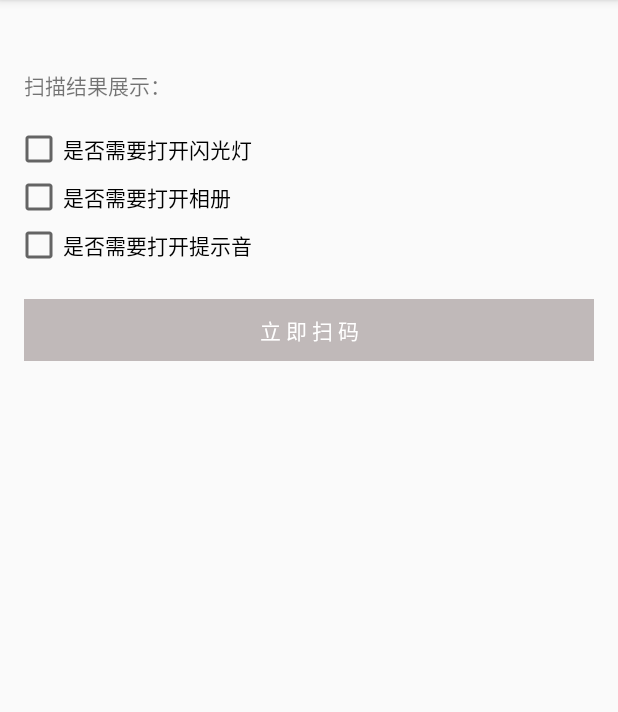
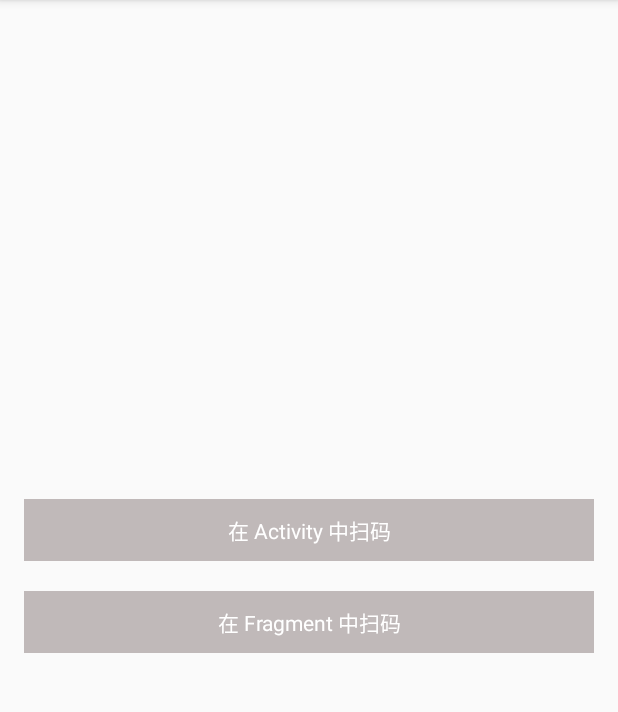
Before and after one commit to MZCretin/ScanCode, an Android app: the screen it shows after launch (MainActivity), on a phone screen of 412 x 824 dp, the part 84-796 px from its top. Run offline under Robolectric (Android 15) with nearby library versions, the phone set to English and light mode, and no system bars.

Commit message:
更新文档

```diff
--- a/app/build.gradle
+++ b/app/build.gradle
@@ -28,8 +28,10 @@ dependencies {
     implementation fileTree(include: ['*.jar'], dir: 'libs')
     implementation 'com.android.support:appcompat-v7:28.0.0'
     implementation 'com.android.support.constraint:constraint-layout:1.1.3'
+    implementation 'com.android.support:support-v4:28.0.0'
     testImplementation 'junit:junit:4.12'
     androidTestImplementation 'com.android.support.test:runner:1.0.2'
     androidTestImplementation 'com.android.support.test.espresso:espresso-core:3.0.2'
-    implementation project(path: ':scancode')
+//    implementation project(path: ':scancode')
+    implementation 'com.github.MZCretin:ScanCode:v1.0.0'
 }
--- a/app/src/main/AndroidManifest.xml
+++ b/app/src/main/AndroidManifest.xml
@@ -9,6 +9,8 @@
         android:roundIcon="@mipmap/logo"
         android:supportsRtl="true"
         android:theme="@style/AppTheme">
+        <activity android:name=".DemoInFragment"></activity>
+        <activity android:name=".DemoInActivity" />
         <activity android:name=".MainActivity">
             <intent-filter>
                 <action android:name="android.intent.action.MAIN" />
--- a/app/src/main/java/com/cretin/scancode/MainActivity.java
+++ b/app/src/main/java/com/cretin/scancode/MainActivity.java
@@ -1,79 +1,31 @@
 package com.cretin.scancode;
 
-import android.Manifest;
 import android.content.Intent;
-import android.content.pm.PackageManager;
-import android.support.annotation.NonNull;
-import android.support.v4.app.ActivityCompat;
-import android.support.v4.app.Fragment;
-import android.support.v4.content.ContextCompat;
+import android.os.Bundle;
 import android.support.v7.app.AppCompatActivity;
-import android.os.Bundle;
 import android.view.View;
-import android.widget.Button;
-import android.widget.CheckBox;
-import android.widget.TextView;
 
-import com.cretin.tools.scancode.CaptureActivity;
-import com.cretin.tools.scancode.config.ScanConfig;
-
-import static com.cretin.tools.scancode.CaptureActivity.REQUEST_CODE_SCAN;
-
-public class MainActivity extends AppCompatActivity implements View.OnClickListener {
-
-    private TextView btn_scan;
-    private TextView tv_scanResult;
+public class MainActivity extends AppCompatActivity {
 
     @Override
     protected void onCreate(Bundle savedInstanceState) {
         super.onCreate(savedInstanceState);
         setContentView(R.layout.activity_main);
-        btn_scan = (TextView) findViewById(R.id.btn_scan);
-        tv_scanResult = (TextView) findViewById(R.id.tv_scanResult);
-        btn_scan.setOnClickListener(this);
-    }
 
-    @Override
-    public void onClick(View v) {
-        switch (v.getId()) {
-            case R.id.btn_scan:
-                goScan();
-                break;
-            default:
-                break;
-        }
-    }
+        findViewById(R.id.btn_scan_in_activity).setOnClickListener(new View.OnClickListener() {
+            @Override
+            public void onClick(View v) {
+                //在Activity中使用
+                startActivity(new Intent(MainActivity.this, DemoInActivity.class));
+            }
+        });
 
-    /**
-     * 跳转到扫码界面扫码
-     */
-    private void goScan() {
-        boolean isNeedFlashlight = ((CheckBox) findViewById(R.id.cb_flashlight)).isChecked();
-        boolean isNeedGaraly = ((CheckBox) findViewById(R.id.cb_grlary)).isChecked();
-        boolean isNeedRing = ((CheckBox) findViewById(R.id.cb_tips)).isChecked();
-        ScanConfig config = new ScanConfig()
-                .setShowFlashlight(isNeedFlashlight)//是否需要打开闪光灯
-                .setShowGalary(isNeedGaraly)//是否需要打开相册
-                .setNeedRing(isNeedRing);//是否需要提示音
-        CaptureActivity.launch(this, config);
-    }
-
-    protected void onActivityResult(int requestCode, int resultCode, Intent data) {
-        super.onActivityResult(requestCode, resultCode, data);
-        switch (requestCode) {
-            case REQUEST_CODE_SCAN:// 二维码
-                // 扫描二维码回传
-                if (resultCode == RESULT_OK) {
-                    if (data != null) {
-                        //获取扫描结果
-                        Bundle bundle = data.getExtras();
-                        String result = bundle.getString(CaptureActivity.EXTRA_SCAN_RESULT);
-                        tv_scanResult.setText("扫描结果：" + result);
-                    }
-                }
-                break;
-            default:
-                break;
-        }
+        findViewById(R.id.btn_scan_in_fragment).setOnClickListener(new View.OnClickListener() {
+            @Override
+            public void onClick(View v) {
+                //在Fragment中使用
+                startActivity(new Intent(MainActivity.this, DemoInFragment.class));
+            }
+        });
     }
 }
--- a/app/src/main/res/layout/activity_main.xml
+++ b/app/src/main/res/layout/activity_main.xml
@@ -4,41 +4,25 @@
     xmlns:tools="http://schemas.android.com/tools"
     android:layout_width="match_parent"
     android:layout_height="match_parent"
+    android:gravity="center"
     android:orientation="vertical"
     tools:context=".MainActivity">
 
     <TextView
-        android:id="@+id/tv_scanResult"
+        android:id="@+id/btn_scan_in_activity"
         android:layout_width="match_parent"
         android:layout_height="wrap_content"
-        android:layout_marginTop="30dp"
-        android:gravity="left"
-        android:padding="16dp"
-        android:text="扫描结果展示：" />
-
-    <CheckBox
-        android:id="@+id/cb_flashlight"
-        android:layout_width="wrap_content"
-        android:layout_height="wrap_content"
-        android:layout_marginLeft="10dp"
-        android:text="是否需要打开闪光灯" />
-
-    <CheckBox
-        android:id="@+id/cb_grlary"
-        android:layout_width="wrap_content"
-        android:layout_height="wrap_content"
-        android:layout_marginLeft="10dp"
-        android:text="是否需要打开相册" />
-
-    <CheckBox
-        android:id="@+id/cb_tips"
-        android:layout_width="wrap_content"
-        android:layout_height="wrap_content"
-        android:layout_marginLeft="10dp"
-        android:text="是否需要打开提示音" />
+        android:layout_gravity="center"
+        android:layout_marginLeft="16dp"
+        android:layout_marginRight="16dp"
+        android:background="#C0B9B9"
+        android:gravity="center"
+        android:padding="10dp"
+        android:text="  在 Activity 中扫码  "
+        android:textColor="#ffffff" />
 
     <TextView
-        android:id="@+id/btn_scan"
+        android:id="@+id/btn_scan_in_fragment"
         android:layout_width="match_parent"
         android:layout_height="wrap_content"
         android:layout_gravity="center"
@@ -48,7 +32,7 @@
         android:background="#C0B9B9"
         android:gravity="center"
         android:padding="10dp"
-        android:text="  立 即 扫 码  "
+        android:text="  在 Fragment 中扫码  "
         android:textColor="#ffffff" />
 
 </LinearLayout>
--- a/app/src/main/res/values/strings.xml
+++ b/app/src/main/res/values/strings.xml
@@ -1,4 +1,7 @@
 <resources>
     <string name="app_name">扫一扫插件</string>
 
+    <!-- TODO: Remove or change this placeholder text -->
+    <string name="hello_blank_fragment">Hello blank fragment</string>
+
 </resources>
```
Also changed, not shown: app/src/main/java/com/cretin/scancode/DemoInActivity.java (added, +70 -0 lines), app/src/main/java/com/cretin/scancode/DemoInFragment.java (added, +13 -0 lines), app/src/main/java/com/cretin/scancode/fragment/DemoFragment.java (added, +85 -0 lines), app/src/main/res/layout/activity_demo.xml (added, +54 -0 lines), app/src/main/res/layout/activity_demo_fragment.xml (added, +19 -0 lines), app/src/main/res/layout/fragment_demo.xml (added, +54 -0 lines), 2 other files.
